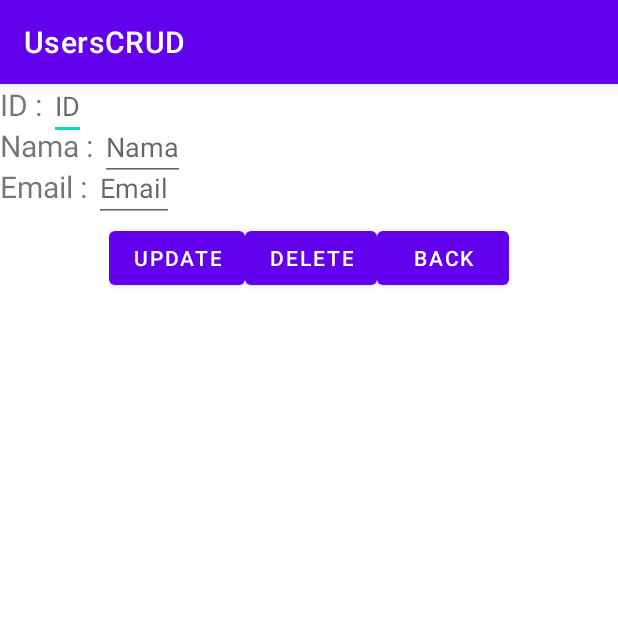
After one commit to IvanHintoro/UsersCRUD2, an Android app: the EditActivity screen opened directly, with no data from a screen before it, on a phone screen of 412 x 824 dp, the top half of it. The commit adds this screen. Run offline under Robolectric (Android 15) with nearby library versions, the phone set to English and light mode, and no system bars.

Commit message:
Menambahkan Layout File Activity Edit dan Insert

```diff
--- a/app/src/main/AndroidManifest.xml
+++ b/app/src/main/AndroidManifest.xml
@@ -2,7 +2,7 @@
 <manifest xmlns:android="http://schemas.android.com/apk/res/android"
     package="com.ivanhintoro182101942.userscrud">
 
-    <uses-permission android:name="android.permission.INTERNET"/>
+    <uses-permission android:name="android.permission.INTERNET" />
 
     <application
         android:allowBackup="true"
@@ -11,6 +11,8 @@
         android:roundIcon="@mipmap/ic_launcher_round"
         android:supportsRtl="true"
         android:theme="@style/Theme.UsersCRUD">
+        <activity android:name=".InsertActivity"></activity>
+        <activity android:name=".EditActivity" />
         <activity android:name=".MainActivity">
             <intent-filter>
                 <action android:name="android.intent.action.MAIN" />
--- /dev/null
+++ b/app/src/main/java/com/ivanhintoro182101942/userscrud/EditActivity.java
@@ -0,0 +1,14 @@
+package com.ivanhintoro182101942.userscrud;
+
+import androidx.appcompat.app.AppCompatActivity;
+
+import android.os.Bundle;
+
+public class EditActivity extends AppCompatActivity {
+
+    @Override
+    protected void onCreate(Bundle savedInstanceState) {
+        super.onCreate(savedInstanceState);
+        setContentView(R.layout.activity_edit);
+    }
+}
--- /dev/null
+++ b/app/src/main/res/layout/activity_edit.xml
@@ -0,0 +1,83 @@
+<?xml version="1.0" encoding="utf-8"?>
+<RelativeLayout xmlns:android="http://schemas.android.com/apk/res/android"
+    xmlns:app="http://schemas.android.com/apk/res-auto"
+    xmlns:tools="http://schemas.android.com/tools"
+    android:id="@+id/activity_edit"
+    android:layout_width="match_parent"
+    android:layout_height="match_parent"
+    tools:context=".EditActivity">
+
+    <TextView
+        android:layout_width="wrap_content"
+        android:layout_height="wrap_content"
+        android:id="@+id/textViewID"
+        android:text="ID : "
+        android:textSize="20sp"/>
+
+    <TextView
+        android:layout_width="wrap_content"
+        android:layout_height="wrap_content"
+        android:id="@+id/textViewNama"
+        android:text="Nama : "
+        android:textSize="20sp"
+        android:layout_below="@+id/textViewID"/>
+
+    <TextView
+        android:layout_width="wrap_content"
+        android:layout_height="wrap_content"
+        android:id="@+id/textViewEmail"
+        android:text="Email : "
+        android:textSize="20sp"
+        android:layout_below="@+id/textViewNama"/>
+
+    <EditText
+        android:layout_width="wrap_content"
+        android:layout_height="wrap_content"
+        android:id="@+id/editID"
+        android:hint="ID"
+        android:layout_toRightOf="@id/textViewID"
+        android:layout_alignBaseline="@id/textViewID"/>
+
+    <EditText
+        android:layout_width="wrap_content"
+        android:layout_height="wrap_content"
+        android:id="@+id/editNama"
+        android:hint="Nama"
+        android:layout_toRightOf="@id/textViewNama"
+        android:layout_alignBaseline="@id/textViewNama"/>
+
+    <EditText
+        android:layout_width="wrap_content"
+        android:layout_height="wrap_content"
+        android:id="@+id/editEmail"
+        android:hint="Email"
+        android:layout_toRightOf="@id/textViewEmail"
+        android:layout_alignBaseline="@id/textViewEmail"/>
+
+    <LinearLayout
+        android:layout_width="wrap_content"
+        android:layout_height="wrap_content"
+        android:orientation="horizontal"
+        android:layout_below="@id/textViewEmail"
+        android:layout_centerHorizontal="true"
+        android:layout_marginTop="10dp"
+        android:layout_marginBottom="10dp">
+
+        <Button
+            android:layout_width="wrap_content"
+            android:layout_height="wrap_content"
+            android:id="@+id/btnUpdate"
+            android:text="Update"/>
+        <Button
+            android:layout_width="wrap_content"
+            android:layout_height="wrap_content"
+            android:id="@+id/btnDelete"
+            android:text="Delete"/>
+        <Button
+            android:layout_width="wrap_content"
+            android:layout_height="wrap_content"
+            android:id="@+id/btnBack"
+            android:text="Back"/>
+
+    </LinearLayout>
+</RelativeLayout>
```
Also changed, not shown: app/src/main/java/com/ivanhintoro182101942/userscrud/InsertActivity.java (added, +14 -0 lines), app/src/main/res/layout/activity_insert.xml (added, +78 -0 lines), app/src/main/res/layout/activity_main.xml (+15 -8 lines).
